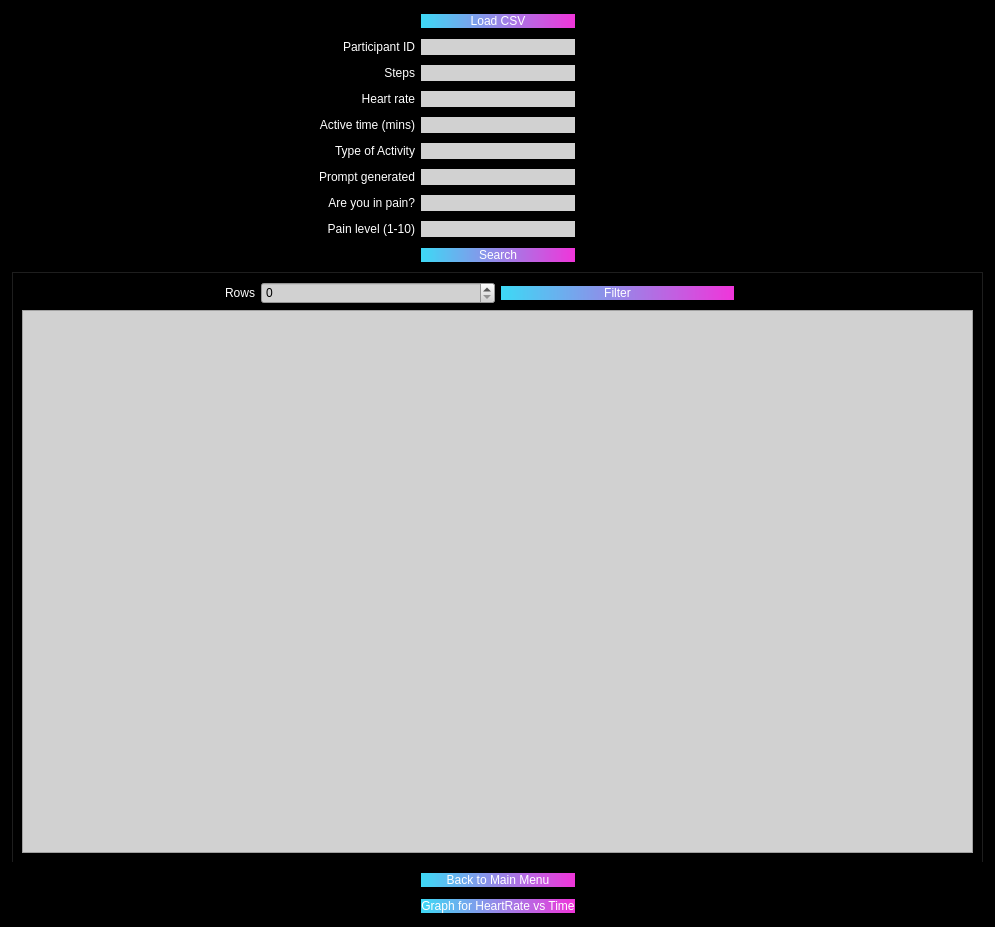
First picture: the form in PyQt/pyqt_ui/bed_dataview.ui, repository zakerl/Capstone_Project, before the edit.
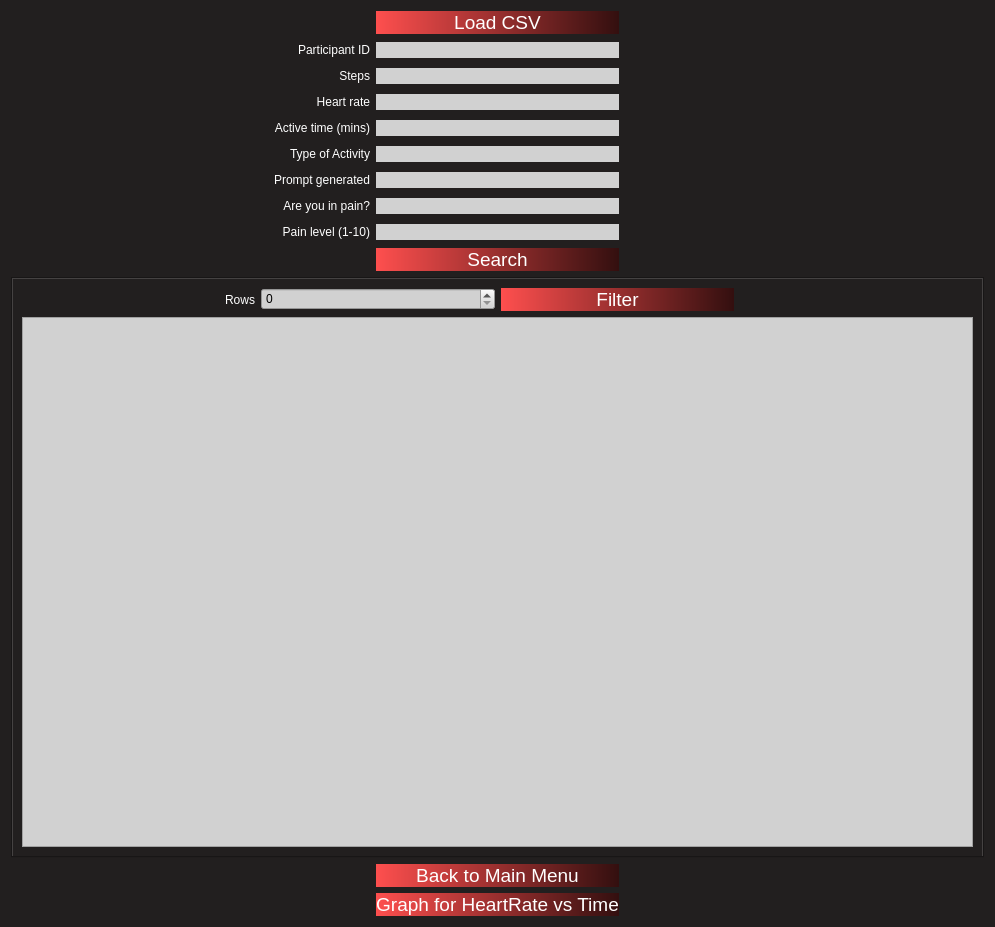
Second picture: the form after the edit.

Diff of the .ui file:
```diff
--- a/PyQt/pyqt_ui/bed_dataview.ui
+++ b/PyQt/pyqt_ui/bed_dataview.ui
@@ -14,7 +14,7 @@
    <string>Data View</string>
   </property>
   <property name="styleSheet">
-   <string notr="true">background-color: rgb(0, 0, 0);</string>
+   <string notr="true">background-color: rgb(34, 31, 31);</string>
   </property>
   <layout class="QGridLayout" name="gridLayout_3">
    <item row="0" column="0">
@@ -156,7 +156,7 @@
             </font>
            </property>
            <property name="styleSheet">
-            <string notr="true">background-color: qlineargradient(spread:pad, x1:0, y1:0, x2:1, y2:0, stop:0 rgba(61, 217, 245, 255), stop:1 rgba(240, 53, 218, 255));
+            <string notr="true">font-size: 14pt;background-color: qlineargradient(spread:pad, x1:0, y1:0, x2:1, y2:0, stop:0 rgba(254,79,78,255), stop:1 rgba(51,15,15,255));
 font: 9pt &quot;Microsoft YaHei UI&quot;;
 color: rgb(255, 255, 255);
 border-style: solid;
@@ -293,7 +293,7 @@
      <item row="13" column="3">
       <widget class="QPushButton" name="HeartGraph">
        <property name="styleSheet">
-        <string notr="true">background-color: qlineargradient(spread:pad, x1:0, y1:0, x2:1, y2:0, stop:0 rgba(61, 217, 245, 255), stop:1 rgba(240, 53, 218, 255));
+        <string notr="true">font-size: 14pt;background-color: qlineargradient(spread:pad, x1:0, y1:0, x2:1, y2:0, stop:0 rgba(254,79,78,255), stop:1 rgba(51,15,15,255));
 font: 9pt &quot;Microsoft YaHei UI&quot;;
 color: rgb(255, 255, 255);
 border-style: solid;
@@ -419,7 +419,7 @@
      <item row="12" column="3">
       <widget class="QPushButton" name="MainMenu">
        <property name="styleSheet">
-        <string notr="true">background-color: qlineargradient(spread:pad, x1:0, y1:0, x2:1, y2:0, stop:0 rgba(61, 217, 245, 255), stop:1 rgba(240, 53, 218, 255));
+        <string notr="true">font-size: 14pt;background-color: qlineargradient(spread:pad, x1:0, y1:0, x2:1, y2:0, stop:0 rgba(254,79,78,255), stop:1 rgba(51,15,15,255));
 font: 9pt &quot;Microsoft YaHei UI&quot;;
 color: rgb(255, 255, 255);
 border-style: solid;
@@ -446,7 +446,7 @@
      <item row="10" column="3">
       <widget class="QPushButton" name="ButtonSearch">
        <property name="styleSheet">
-        <string notr="true">background-color: qlineargradient(spread:pad, x1:0, y1:0, x2:1, y2:0, stop:0 rgba(61, 217, 245, 255), stop:1 rgba(240, 53, 218, 255));
+        <string notr="true">font-size: 14pt;background-color: qlineargradient(spread:pad, x1:0, y1:0, x2:1, y2:0, stop:0 rgba(254,79,78,255), stop:1 rgba(51,15,15,255));
 font: 9pt &quot;Microsoft YaHei UI&quot;;
 color: rgb(255, 255, 255);
 border-style: solid;
@@ -499,7 +499,7 @@
      <item row="0" column="3">
       <widget class="QPushButton" name="LoadData">
        <property name="styleSheet">
-        <string notr="true">background-color: qlineargradient(spread:pad, x1:0, y1:0, x2:1, y2:0, stop:0 rgba(61, 217, 245, 255), stop:1 rgba(240, 53, 218, 255));
+        <string notr="true">font-size: 14pt;background-color: qlineargradient(spread:pad, x1:0, y1:0, x2:1, y2:0, stop:0 rgba(254,79,78,255), stop:1 rgba(51,15,15,255));
 font: 9pt &quot;Microsoft YaHei UI&quot;;
 color: rgb(255, 255, 255);
 border-style: solid;
```
